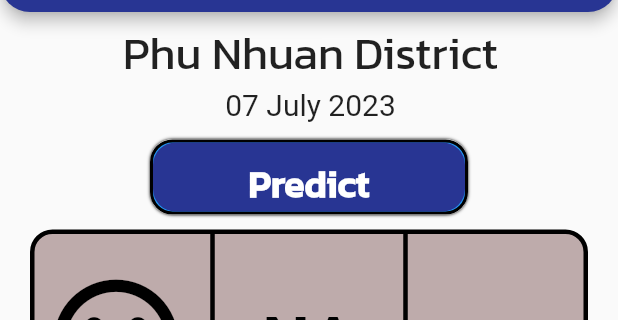
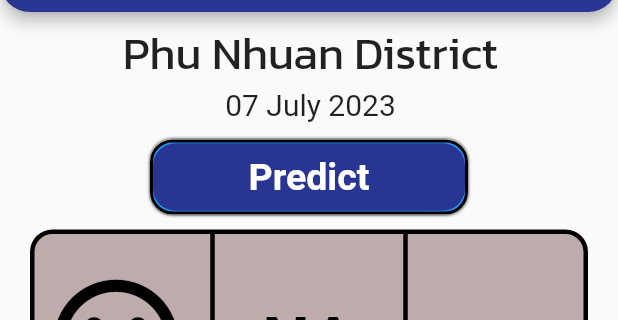
Before and after one commit to Nguyenle23/Real-Time-Air-Quality-Monitoring-and-Prediction-AIoT-System, a Flutter app: the screen it shows after launch, on a phone screen of 412 x 824 dp, the part 72-392 px from its top. Run offline on Flutter 3.47's test engine with Material 2 defaults, Android fonts, the phone set to English and light mode, and no system bars; our stand-ins replace flutter_speed_dial; missing offline and left inert: flutter_osm_plugin, graphic; Roboto replaces fonts that are missing (Arial, Kanit Light).

Commit message:
Update dashboard_screen.dart

```diff
--- a/iu_air_quality/lib/screen/dashboard_screen.dart
+++ b/iu_air_quality/lib/screen/dashboard_screen.dart
@@ -195,7 +195,6 @@ class _DashboardScreenState extends State<DashboardScreen> {
                           style: TextStyle(
                               color: Colors.white,
                               fontSize: 25,
-                              fontFamily: 'Kanit Medium 500',
                               fontWeight: FontWeight.bold),
                           textAlign: TextAlign.center,
                         ),
```
